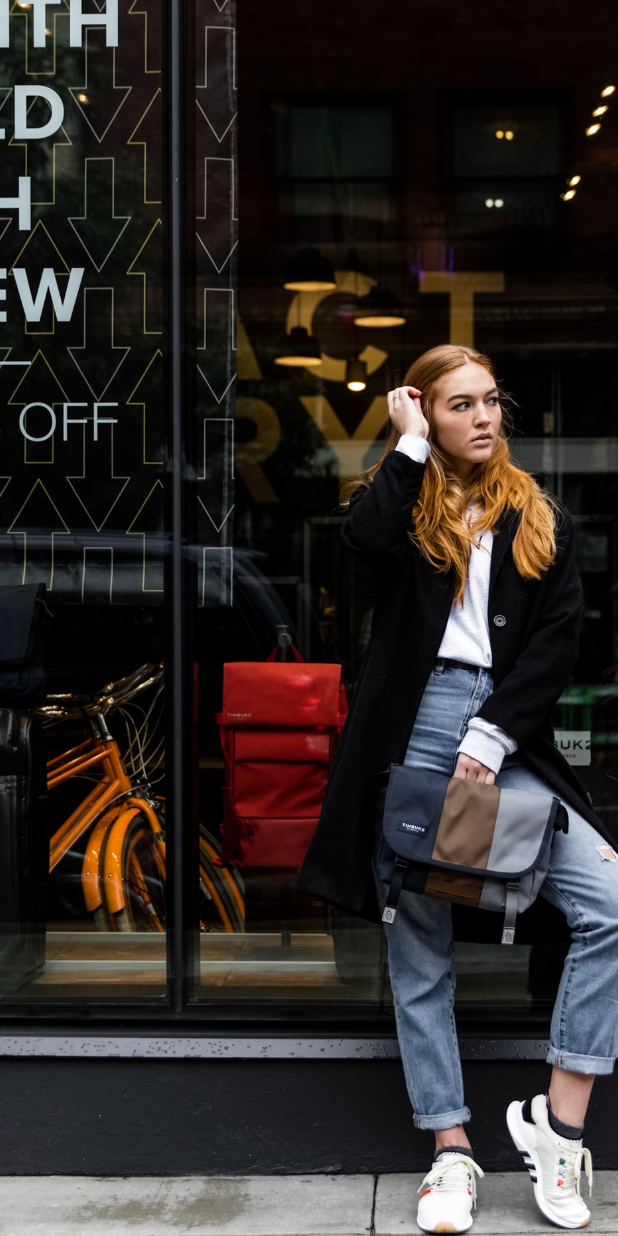
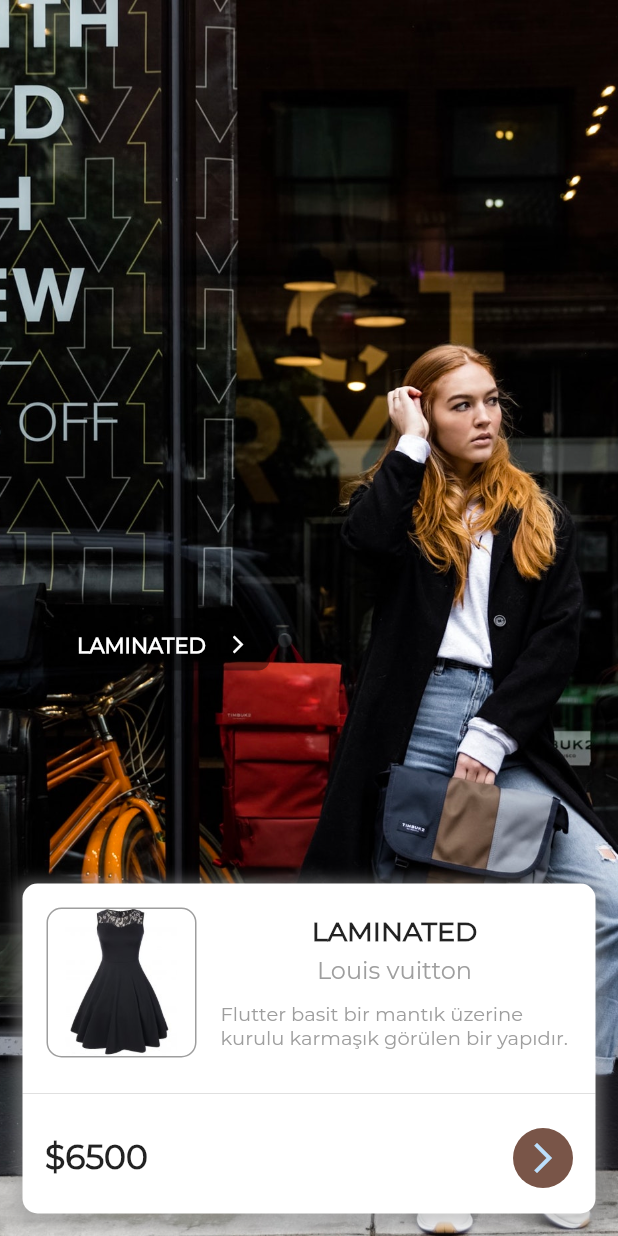
Before and after one commit to hamitseyrek/flutter_ui_work, a Flutter app: the Detail screen opened directly, on a phone screen of 412 x 824 dp. Run offline on Flutter 3.47's test engine with Material 2 defaults, Android fonts, the phone set to English and light mode, and no system bars.

Commit message:
create stack widget for detail page

```diff
--- a/lib/detail.dart
+++ b/lib/detail.dart
@@ -1,10 +1,12 @@
+import 'package:flutter/cupertino.dart';
 import 'package:flutter/material.dart';
 
 class Detail extends StatefulWidget {
   final String img;
   final String heroTag;
 
-  const Detail({required this.heroTag, required this.img, Key? key}) : super(key: key);
+  const Detail({required this.heroTag, required this.img, Key? key})
+      : super(key: key);
 
   @override
   _DetailState createState() => _DetailState();
@@ -14,7 +16,9 @@
   @override
   Widget build(BuildContext context) {
     return Scaffold(
-      body: Hero(
+      body: Stack(
+        children: [
+          Hero(
             tag: widget.heroTag,
             child: Container(
               width: MediaQuery.of(context).size.width,
@@ -24,6 +28,136 @@
                       image: AssetImage(widget.img), fit: BoxFit.cover)),
             ),
           ),
+          Positioned(
+            left: 15,
+            right: 15,
+            bottom: 15,
+            child: Container(
+              height: 220,
+              width: MediaQuery.of(context).size.width - 30,
+              decoration: BoxDecoration(
+                boxShadow: [
+                  BoxShadow(
+                    color: Colors.grey.withOpacity(0.5),
+                    spreadRadius: 5,
+                    blurRadius: 7,
+                    offset: Offset(0, 3), // changes position of shadow
+                  ),
+                ],
+                color: Colors.white,
+                borderRadius: BorderRadius.circular(10),
+              ),
+              child: Column(
+                children: [
+                  Row(
+                    children: [
+                      Padding(
+                        padding: const EdgeInsets.all(16),
+                        child: Container(
+                          height: 100,
+                          width: 100,
+                          decoration: BoxDecoration(
+                              borderRadius: BorderRadius.circular(10),
+                              border: Border.all(color: Colors.grey),
+                              image: const DecorationImage(
+                                  image: AssetImage('assets/dress.jpg'),
+                                  fit: BoxFit.contain)),
+                        ),
+                      ),
+                      Column(
+                        mainAxisAlignment: MainAxisAlignment.start,
+                        children: [
+                          const Text(
+                            'LAMINATED',
+                            style: TextStyle(
+                                fontSize: 18,
+                                fontFamily: 'Montserrat',
+                                fontWeight: FontWeight.bold),
+                            textAlign: TextAlign.left,
+                          ),
+                          const SizedBox(height: 5),
+                          const Text(
+                            'Louis vuitton',
+                            style: TextStyle(
+                                fontSize: 16,
+                                fontFamily: 'Montserrat',
+                                color: Colors.grey),
+                          ),
+                          const SizedBox(height: 10),
+                          SizedBox(
+                            width: MediaQuery.of(context).size.width - 180,
+                            child: const Text(
+                              'Flutter basit bir mantık üzerine kurulu karmaşık görülen bir yapıdır.',
+                              style: TextStyle(
+                                  fontSize: 13,
+                                  fontFamily: 'Montserrat',
+                                  color: Colors.grey),
+                            ),
+                          ),
+                        ],
+                      )
+                    ],
+                  ),
+                  const Divider(),
+                  Padding(
+                    padding: const EdgeInsets.all(15.0),
+                    child: Row(
+                      mainAxisAlignment: MainAxisAlignment.spaceBetween,
+                      children: const [
+                        Text(
+                          '\$6500',
+                          style: TextStyle(
+                              fontFamily: 'Montserrat',
+                              fontWeight: FontWeight.bold,
+                              fontSize: 22),
+                        ),
+                        CircleAvatar(
+                          child: Icon(Icons.arrow_forward_ios),
+                          backgroundColor: Colors.brown,
+                        ),
+                      ],
+                    ),
+                  )
+                ],
+              ),
+            ),
+          ),
+          Positioned(
+            top: MediaQuery.of(context).size.height / 2,
+            left: 50,
+            child: Container(
+              height: 35,
+              width: 130,
+              decoration: BoxDecoration(
+                color: Colors.black.withOpacity(0.4),
+                borderRadius: BorderRadius.circular(8),
+              ),
+              child: Row(
+                mainAxisAlignment: MainAxisAlignment.spaceEvenly,
+                children: const [
+                  Center(
+                    child: Text(
+                      'LAMINATED',
+                      style: TextStyle(
+                          fontFamily: 'Montserrat',
+                          color: Colors.white,
+                          fontWeight: FontWeight.bold),
+                    ),
+                  ),
+                  CircleAvatar(
+                    child: Icon(
+                      Icons.arrow_forward_ios,
+                      size: 14,
+                      color: Colors.white,
+                    ),
+                    backgroundColor: Colors.transparent,
+                  ),
+                ],
+              ),
+            ),
+          )
+        ],
+      ),
     );
   }
 }
```
Lines whose indentation alone changed are shown as unchanged.
